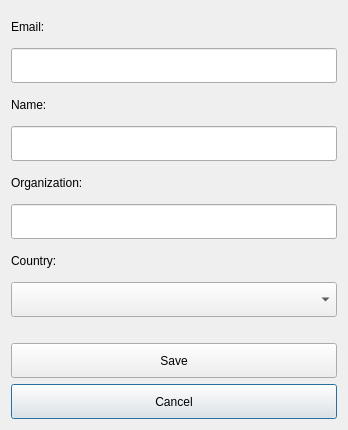
Old version of the form LDMP/gui/DlgSettingsUpdate.ui in the repository ConservationInternational/trends.earth.
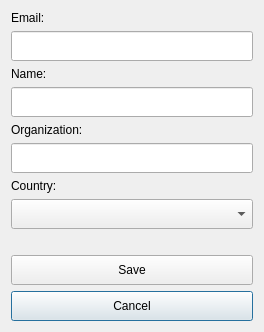
New version of the form.

The edit to the form file:
```diff
--- a/LDMP/gui/DlgSettingsUpdate.ui
+++ b/LDMP/gui/DlgSettingsUpdate.ui
@@ -6,8 +6,8 @@
    <rect>
     <x>0</x>
     <y>0</y>
-    <width>348</width>
-    <height>430</height>
+    <width>264</width>
+    <height>330</height>
    </rect>
   </property>
   <property name="sizePolicy">
@@ -41,7 +41,7 @@
      <property name="minimumSize">
       <size>
        <width>0</width>
-       <height>35</height>
+       <height>30</height>
       </size>
      </property>
      <property name="inputMethodHints">
@@ -70,7 +70,7 @@
      <property name="minimumSize">
       <size>
        <width>0</width>
-       <height>35</height>
+       <height>30</height>
       </size>
      </property>
     </widget>
@@ -80,7 +80,7 @@
      <property name="minimumSize">
       <size>
        <width>0</width>
-       <height>35</height>
+       <height>30</height>
       </size>
      </property>
      <property name="text">
@@ -93,7 +93,7 @@
      <property name="minimumSize">
       <size>
        <width>0</width>
-       <height>35</height>
+       <height>30</height>
       </size>
      </property>
      <property name="inputMethodHints">
@@ -106,7 +106,7 @@
      <property name="minimumSize">
       <size>
        <width>0</width>
-       <height>35</height>
+       <height>30</height>
       </size>
      </property>
      <property name="inputMethodHints">
@@ -148,7 +148,7 @@
      <property name="minimumSize">
       <size>
        <width>0</width>
-       <height>35</height>
+       <height>30</height>
       </size>
      </property>
      <property name="text">
```
